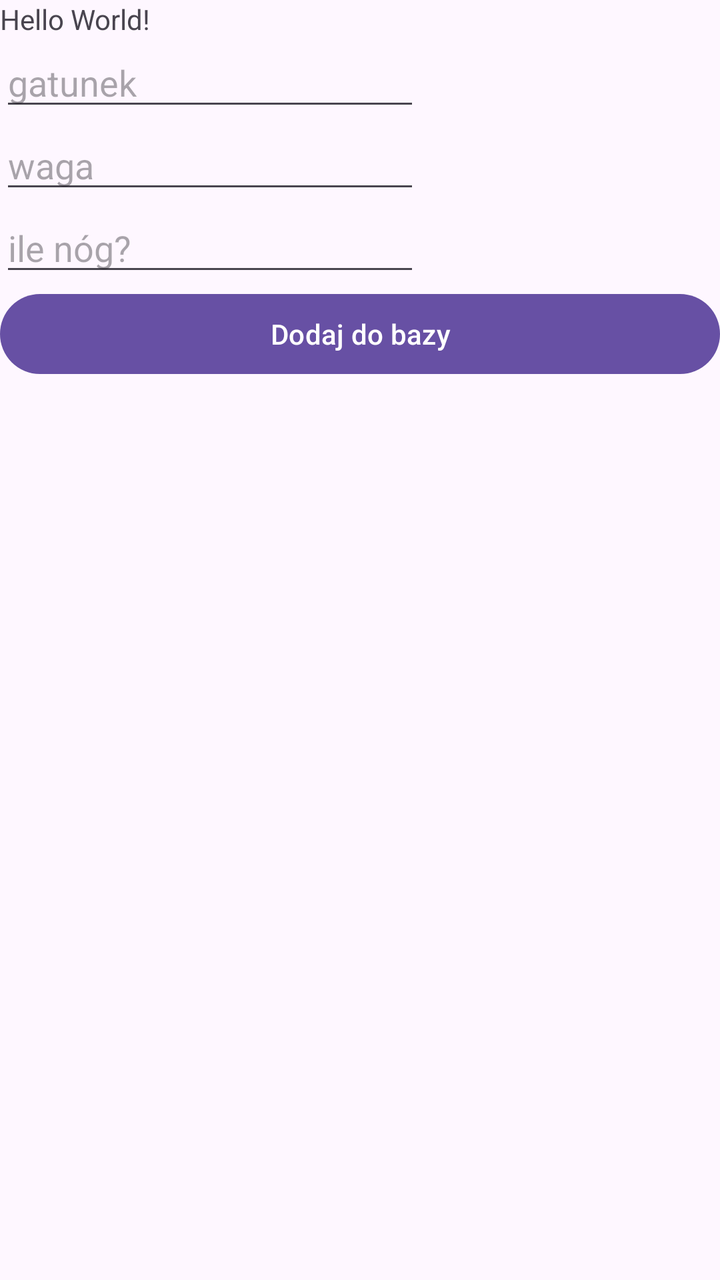
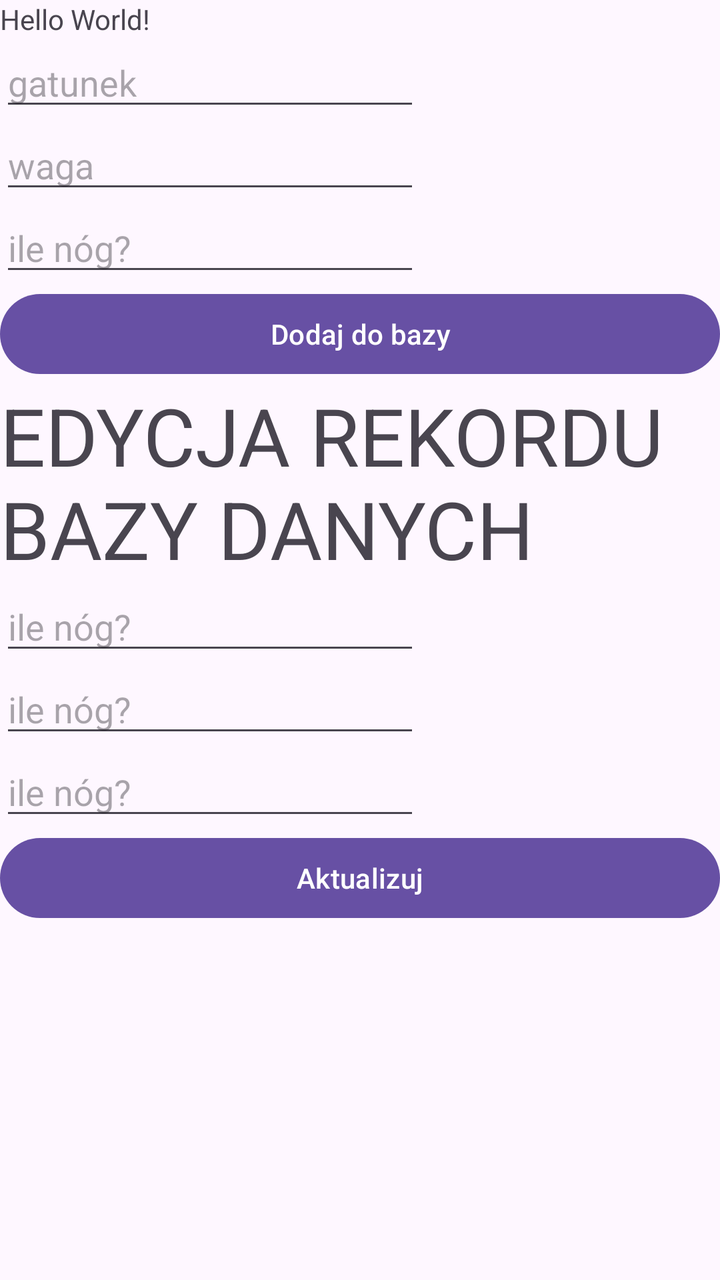

Screens rendered from an Android XML layout before and after an edit, with the pre-edit source and the edit as a unified diff.
<!-- AndroidManifest.xml: application theme Theme.BazaDanychRoomBB3Plusy -->
<!-- res/layout/activity_main.xml -->
<?xml version="1.0" encoding="utf-8"?>
<LinearLayout xmlns:android="http://schemas.android.com/apk/res/android"
    xmlns:app="http://schemas.android.com/apk/res-auto"
    xmlns:tools="http://schemas.android.com/tools"
    android:id="@+id/main"
    android:layout_width="match_parent"
    android:layout_height="match_parent"
    android:orientation="vertical"
    tools:context=".MainActivity">

    <TextView
        android:layout_width="wrap_content"
        android:layout_height="wrap_content"
        android:text="Hello World!" />

    <EditText
        android:id="@+id/editTextGatunek"
        android:layout_width="wrap_content"
        android:layout_height="wrap_content"
        android:ems="10"
        android:inputType="text"
        android:hint="gatunek" />
    <EditText
        android:id="@+id/editTextWaga"
        android:layout_width="wrap_content"
        android:layout_height="wrap_content"
        android:ems="10"
        android:inputType="text"
        android:hint="waga" />
    <EditText
        android:id="@+id/editTextIleNog"
        android:layout_width="wrap_content"
        android:layout_height="wrap_content"
        android:ems="10"
        android:inputType="text"
        android:hint="ile nóg?" />


    <Button
        android:id="@+id/buttonDodaj"
        android:layout_width="match_parent"
        android:layout_height="wrap_content"
        android:text="Dodaj do bazy" />

    <ListView
        android:id="@+id/listView1"
        android:layout_width="match_parent"
        android:layout_height="wrap_content" />

</LinearLayout>
<!-- resources referenced by this layout -->
<resources>
  <style name="Theme.BazaDanychRoomBB3Plusy" parent="Base.Theme.BazaDanychRoomBB3Plusy" />
  <style name="Base.Theme.BazaDanychRoomBB3Plusy" parent="Theme.Material3.DayNight.NoActionBar">
          
          
      </style>
</resources>

<!-- the commit's change to res/layout/activity_main.xml (unified diff, before → after) -->
@@ -47,4 +47,42 @@
         android:layout_width="match_parent"
         android:layout_height="wrap_content" />
 
+
+    <TextView
+        android:id="@+id/textView"
+        android:layout_width="match_parent"
+        android:layout_height="wrap_content"
+        android:textSize="40sp"
+        android:text="EDYCJA REKORDU BAZY DANYCH" />
+
+    <EditText
+        android:id="@+id/editTextGatunek2"
+        android:layout_width="wrap_content"
+        android:layout_height="wrap_content"
+        android:ems="10"
+        android:inputType="text"
+        android:hint="ile nóg?" />
+
+    <EditText
+        android:id="@+id/editTextWaga2"
+        android:layout_width="wrap_content"
+        android:layout_height="wrap_content"
+        android:ems="10"
+        android:inputType="text"
+        android:hint="ile nóg?" />
+
+    <EditText
+        android:id="@+id/editTextIleNog2"
+        android:layout_width="wrap_content"
+        android:layout_height="wrap_content"
+        android:ems="10"
+        android:inputType="text"
+        android:hint="ile nóg?" />
+
+    <Button
+        android:id="@+id/buttonAktualizuj"
+        android:layout_width="match_parent"
+        android:layout_height="wrap_content"
+        android:text="Aktualizuj" />
+
 </LinearLayout>
